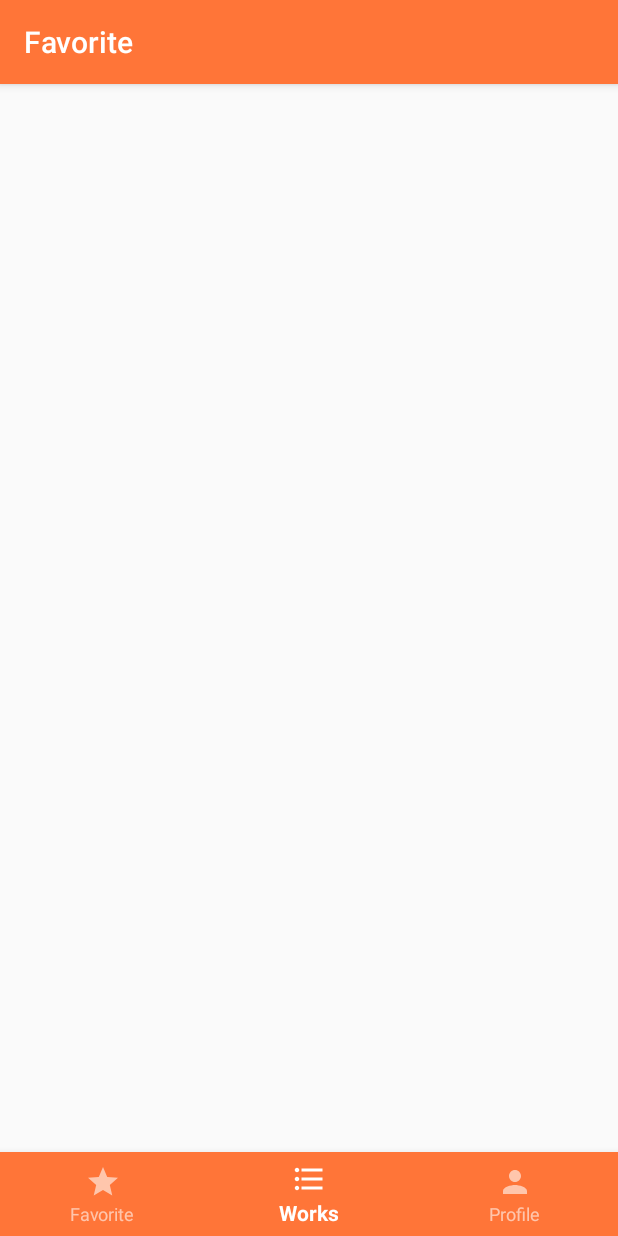
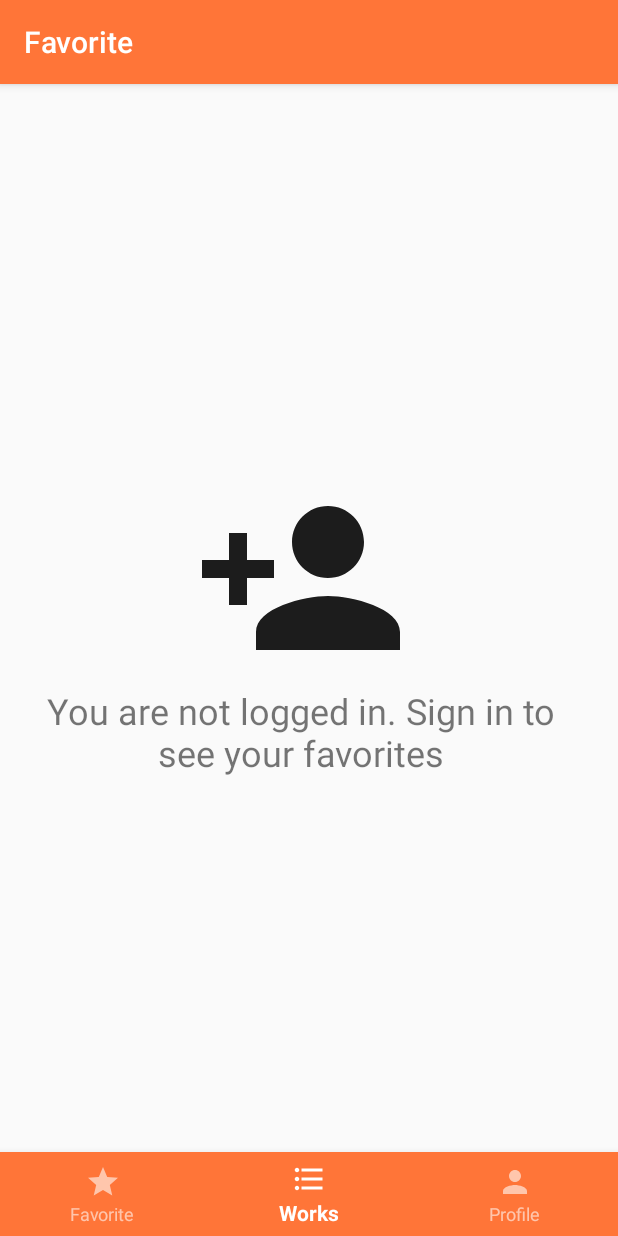
Before and after one commit to Maksim2355/EnglAppKotlin, an Android app: the FavoriteFragment screen opened through its navigation route, on a phone screen of 412 x 824 dp. Run offline under Robolectric (Android 15) with nearby library versions, the phone set to English and light mode, and no system bars; our stand-ins replace Room's generated code.

Commit message:
Еще подправил стили и немного добавил навигации

```diff
--- a/app/src/main/AndroidManifest.xml
+++ b/app/src/main/AndroidManifest.xml
@@ -4,10 +4,9 @@
     package="com.example.engapp">
 
     <dist:module dist:instant="true" />
-
     <application
         android:allowBackup="true"
-        android:icon="@mipmap/ic_launcher"
+        android:icon="@drawable/icon_app"
         android:label="@string/app_name"
         android:roundIcon="@mipmap/ic_launcher_round"
         android:supportsRtl="true"
--- a/app/src/main/java/com/example/engapp/ElementWorksFragment.kt
+++ b/app/src/main/java/com/example/engapp/ElementWorksFragment.kt
@@ -33,8 +33,8 @@ class ElementWorksFragment : Fragment() {
         contentEn = myFragment.findViewById(R.id.contentEn)
         contentRu = myFragment.findViewById(R.id.contentRu)
         title.text = thisWorks!!.title
-        contentEn.text = thisWorks.contentEn
-        contentRu.text = thisWorks.contentRu
+        contentEn.text = thisWorks.contentRu
+        contentRu.text = thisWorks.contentEn
         activity!!.title = thisWorks.title
         // Inflate the layout for this fragment
         return myFragment
--- a/app/src/main/java/com/example/engapp/UI/FavoriteFragment.kt
+++ b/app/src/main/java/com/example/engapp/UI/FavoriteFragment.kt
@@ -2,12 +2,16 @@ package com.example.engapp.UI
 
 
 import android.app.ActionBar
+import android.app.Activity
 import android.os.Bundle
 import android.view.LayoutInflater
 import android.view.View
 import android.view.ViewGroup
+import android.widget.Button
+import android.widget.LinearLayout
 import android.widget.Toolbar
 import androidx.fragment.app.Fragment
+import androidx.navigation.Navigation
 import androidx.recyclerview.widget.LinearLayoutManager
 import androidx.recyclerview.widget.RecyclerView
 import com.example.engapp.App
@@ -20,7 +24,7 @@ import com.example.engapp.database.*
 /**
  * A simple [Fragment] subclass.
  */
-class FavoriteFragment : Fragment() {
+class FavoriteFragment : Fragment(), View.OnClickListener {
     private val db: AppDatabase? = App.instance!!.database!!
     private val worksDao: DataWorksDao = db!!.worksDao()!!
     private val accountDao: DataAccountDao = db!!.accountDao()!!
@@ -39,7 +43,6 @@ class FavoriteFragment : Fragment() {
                 myFragment.findViewById<RecyclerView>(R.id.favoriteWokrsRecycler)
             val layoutManager = LinearLayoutManager(context)
             listRecycler.layoutManager = layoutManager
-
             //Получим список избранных работ пользователя
             val favoriteIdList =
                 accountDao.getById(userDao.getUserData()!!.userId!!)!!.idFavorites
@@ -52,7 +55,12 @@ class FavoriteFragment : Fragment() {
             val listWoks = mutList.toList()
             val adapter = DataAdapter(1, listWoks)
             listRecycler.adapter = adapter
-    }
+    }else{
+            val butNav: Button = myFragment.findViewById(R.id.butInLoginNav)
+            val noLogin: LinearLayout = myFragment.findViewById(R.id.noRegist)
+            noLogin.visibility = View.VISIBLE
+            butNav.setOnClickListener(this)
+        }
         return myFragment
     }
 
@@ -63,5 +71,11 @@ class FavoriteFragment : Fragment() {
         super.onResume()
     }
 
+    override fun onClick(v: View?) {
+        val navController =
+            Navigation.findNavController(context as Activity,R.id.nav_host_fragment)
+        navController.navigate(R.id.profileFragment)
+    }
+
 
 }
--- a/app/src/main/java/com/example/engapp/profile/UserFragment.kt
+++ b/app/src/main/java/com/example/engapp/profile/UserFragment.kt
@@ -81,7 +81,7 @@ class UserFragment : Fragment(), View.OnClickListener {
         //Получаем элементы для разрисовки профиля
         val nameLogin = myFragment!!.findViewById<TextView>(R.id.loginUser)
         val desc = myFragment!!.findViewById<Button>(R.id.accountDescription)
-        val avatar = myFragment!!.findViewById<ImageButton>(R.id.iconProfile)
+        val avatar = myFragment!!.findViewById<ImageView>(R.id.iconProfile)
         //Получим данного из авторизированного аккаунта
         val activeId = userDao.getUserData()!!.userId
         //Получим сам авторизированный аккаунт
@@ -89,7 +89,7 @@ class UserFragment : Fragment(), View.OnClickListener {
         nameLogin.text = activeAccount!!.login
         desc.text = activeAccount.accountDesc
         if(activeAccount.pathAvatar == null){
-            avatar.setImageResource(R.drawable.photo_ots)
+            avatar.setImageResource(R.drawable.avatar_not)
         }
 
     }
--- /dev/null
+++ b/app/src/main/res/drawable/add_profile_nav_vig.xml
@@ -0,0 +1,5 @@
+<vector android:alpha="0.89" android:height="144dp"
+    android:viewportHeight="24.0" android:viewportWidth="24.0"
+    android:width="144dp" xmlns:android="http://schemas.android.com/apk/res/android">
+    <path android:fillColor="#FF000000" android:pathData="M15,12c2.21,0 4,-1.79 4,-4s-1.79,-4 -4,-4 -4,1.79 -4,4 1.79,4 4,4zM6,10L6,7L4,7v3L1,10v2h3v3h2v-3h3v-2L6,10zM15,14c-2.67,0 -8,1.34 -8,4v2h16v-2c0,-2.66 -5.33,-4 -8,-4z"/>
+</vector>
--- a/app/src/main/res/layout/fragment_favorite.xml
+++ b/app/src/main/res/layout/fragment_favorite.xml
@@ -1,14 +1,42 @@
 <?xml version="1.0" encoding="utf-8"?>
-<LinearLayout xmlns:android="http://schemas.android.com/apk/res/android"
+<FrameLayout xmlns:android="http://schemas.android.com/apk/res/android"
     xmlns:tools="http://schemas.android.com/tools"
     android:layout_width="match_parent"
     android:layout_height="match_parent"
-    android:orientation="vertical"
     tools:context=".UI.FavoriteFragment"
     android:layout_marginBottom="@android:dimen/app_icon_size">
 
     <androidx.recyclerview.widget.RecyclerView
         android:id="@+id/favoriteWokrsRecycler"
         android:layout_width="match_parent"
-        android:layout_height="wrap_content" />
-</LinearLayout>
+        android:layout_height="wrap_content" >
+    </androidx.recyclerview.widget.RecyclerView>
+
+    <LinearLayout
+        android:id="@+id/noRegist"
+        android:layout_width="wrap_content"
+        android:layout_height="match_parent"
+        android:orientation="vertical"
+        android:gravity="center"
+        android:layout_marginRight="10dp"
+        android:padding="20dp"
+        android:visibility= "gone"
+        android:layout_marginEnd="10dp">
+
+        <Button
+            android:id="@+id/butInLoginNav"
+            android:layout_width="wrap_content"
+            android:layout_height="wrap_content"
+            android:background="@drawable/add_profile_nav_vig"
+            android:text="@null"
+            />
+
+        <TextView
+            android:id="@+id/inLoginNav"
+            android:layout_width="wrap_content"
+            android:layout_height="wrap_content"
+            android:text="@string/regis_nav_favorite"
+            android:gravity="center"
+            android:textSize="24sp" />
+    </LinearLayout>
+</FrameLayout>
--- a/app/src/main/res/navigation/navigation.xml
+++ b/app/src/main/res/navigation/navigation.xml
@@ -52,6 +52,9 @@
         <action
             android:id="@+id/action_userFragment_to_addWorkFragment"
             app:destination="@id/addWorkFragment" />
+        <action
+            android:id="@+id/action_userFragment_to_elementWorksFragment"
+            app:destination="@id/elementWorksFragment" />
     </fragment>
     <fragment
         android:id="@+id/addWorkFragment"
--- a/app/src/main/res/values/strings.xml
+++ b/app/src/main/res/values/strings.xml
@@ -19,5 +19,9 @@
     <string name="add_work_in_english">Add work (in English)</string>
     <string name="add_work_in_russian">Add a translation of this work</string>
     <string name="add_work">Add work</string>
+    <string name="regis_nav_favorite">You are not logged in. Sign in to see your favorites</string>
+
+    <!-- TODO: Remove or change this placeholder text -->
+    <string name="hello_blank_fragment">Hello blank fragment</string>
 
 </resources>
```
Also changed, not shown: app/src/main/java/com/example/engapp/profile/AddProfileFragment.kt (+7 -1 lines), app/src/main/res/layout/fragment_user.xml (+9 -2 lines), app/src/main/res/layout/item_work.xml (+4 -5 lines), app/src/main/res/drawable/avatar_not.png (added), app/src/main/res/drawable/icon_app.jpg (added), app/src/main/res/drawable/photo_ots.jpg (added).
